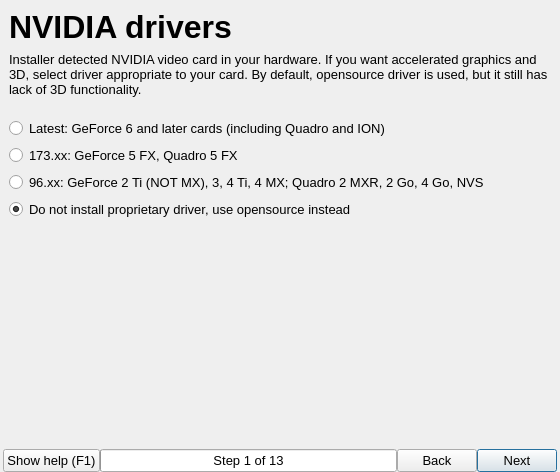
This is guiinstaller/guisetup/mainwindow.ui in aix27249/mpkg as Qt 5 draws it before an edit. The edited form follows.
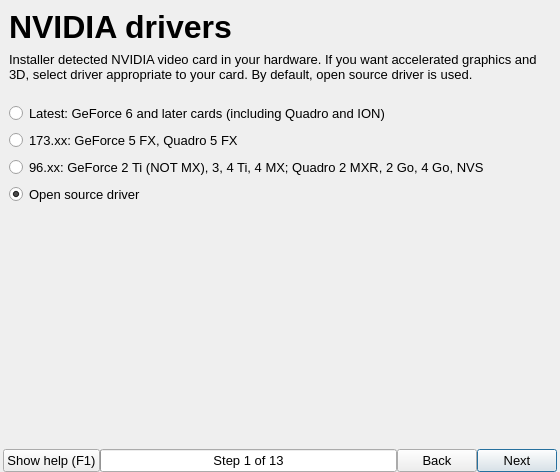
This is the edited form. The open tabs and pages were chosen to show the change. Icons and pictures are not drawn.

```diff
--- a/guiinstaller/guisetup/mainwindow.ui
+++ b/guiinstaller/guisetup/mainwindow.ui
@@ -1054,7 +1054,7 @@
         <item>
          <widget class="QLabel" name="label_60">
           <property name="text">
-           <string>Installer detected NVIDIA video card in your hardware. If you want accelerated graphics and 3D, select driver appropriate to your card. By default, opensource driver is used, but it still has lack of 3D functionality.</string>
+           <string>Installer detected NVIDIA video card in your hardware. If you want accelerated graphics and 3D, select driver appropriate to your card. By default, open source driver is used.</string>
           </property>
           <property name="wordWrap">
            <bool>true</bool>
@@ -1107,7 +1107,7 @@
         <item>
          <widget class="QRadioButton" name="nvidiaNVRadioButton">
           <property name="text">
-           <string>Do not install proprietary driver, use opensource instead</string>
+           <string>Open source driver</string>
           </property>
           <property name="checked">
            <bool>true</bool>
```
Left out of the diff: 2 changed lines with no effect on the pictures.
